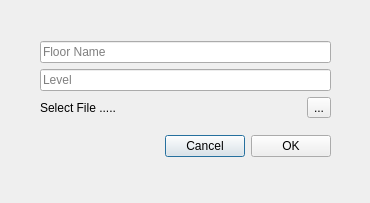
This is addfloorplanwindow.ui in petergodfrey/IndoorPos as Qt 5 draws it before an edit. The edited form follows.
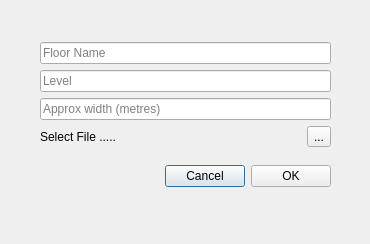
This is the edited form.

Diff of the .ui file:
```diff
--- a/addfloorplanwindow.ui
+++ b/addfloorplanwindow.ui
@@ -7,7 +7,7 @@
     <x>0</x>
     <y>0</y>
     <width>370</width>
-    <height>203</height>
+    <height>244</height>
    </rect>
   </property>
   <property name="minimumSize">
@@ -19,13 +19,13 @@
   <property name="windowTitle">
    <string>Dialog</string>
   </property>
-  <widget class="QWidget" name="">
+  <widget class="QWidget" name="layoutWidget">
    <property name="geometry">
     <rect>
      <x>40</x>
      <y>30</y>
      <width>291</width>
-     <height>139</height>
+     <height>170</height>
     </rect>
    </property>
    <layout class="QVBoxLayout" name="verticalLayout_3">
@@ -69,6 +69,16 @@
         </item>
        </layout>
       </item>
+      <item>
+       <widget class="QLineEdit" name="widthLineEdit">
+        <property name="inputMask">
+         <string/>
+        </property>
+        <property name="placeholderText">
+         <string>Approx width (metres)</string>
+        </property>
+       </widget>
+      </item>
       <item>
        <layout class="QHBoxLayout" name="horizontalLayout_3">
         <item>
```
